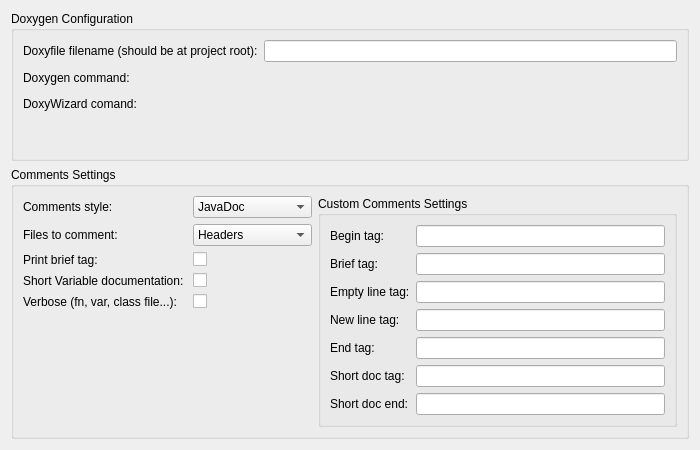
Old version of the form doxygensettingswidget.ui in the repository fpoussin/qtcreator-doxygen.
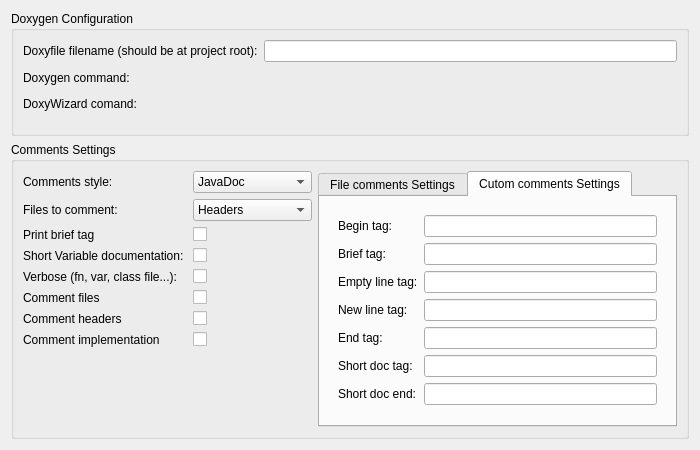
New version of the form. The open tabs and pages were chosen to show the change. Custom widgets are drawn as their Qt base class.

Commit message: Added ability to add a generic comment to the top of file.

```diff
--- a/doxygensettingswidget.ui
+++ b/doxygensettingswidget.ui
@@ -185,7 +185,7 @@
         <item row="2" column="0">
          <widget class="QLabel" name="label_printBriefTag">
           <property name="text">
-           <string>Print brief tag:</string>
+           <string>Print brief tag</string>
           </property>
          </widget>
         </item>
@@ -196,45 +196,101 @@
           </property>
          </widget>
         </item>
-        <item row="3" column="0">
+        <item row="6" column="0">
          <widget class="QLabel" name="label_shortVariableDoc">
           <property name="text">
            <string>Short Variable documentation: </string>
           </property>
          </widget>
         </item>
-        <item row="3" column="1">
+        <item row="6" column="1">
          <widget class="QCheckBox" name="shortVariableDoc">
           <property name="text">
            <string/>
           </property>
          </widget>
         </item>
-        <item row="4" column="0">
+        <item row="7" column="0">
          <widget class="QLabel" name="label_verbosePrinting">
           <property name="text">
            <string>Verbose (fn, var, class file...): </string>
           </property>
          </widget>
         </item>
-        <item row="4" column="1">
+        <item row="7" column="1">
          <widget class="QCheckBox" name="verbosePrinting">
           <property name="text">
            <string/>
           </property>
          </widget>
         </item>
+        <item row="8" column="0">
+         <widget class="QLabel" name="label_filecomment">
+          <property name="text">
+           <string>Comment files</string>
+          </property>
+         </widget>
+        </item>
+        <item row="8" column="1">
+         <widget class="QCheckBox" name="fileComments">
+          <property name="text">
+           <string/>
+          </property>
+         </widget>
+        </item>
+        <item row="9" column="0">
+         <widget class="QLabel" name="label_filecommentHeaders">
+          <property name="text">
+           <string>Comment headers</string>
+          </property>
+         </widget>
+        </item>
+        <item row="9" column="1">
+         <widget class="QCheckBox" name="commentHeaderFiles">
+          <property name="text">
+           <string/>
+          </property>
+         </widget>
+        </item>
+        <item row="10" column="0">
+         <widget class="QLabel" name="label_filecommentImpl">
+          <property name="text">
+           <string>Comment implementation</string>
+          </property>
+         </widget>
+        </item>
+        <item row="10" column="1">
+         <widget class="QCheckBox" name="commentImplementationFiles">
+          <property name="text">
+           <string/>
+          </property>
+         </widget>
+        </item>
        </layout>
       </item>
       <item>
-       <widget class="QGroupBox" name="customCommentsGroupBox">
-        <property name="title">
-         <string>Custom Comments Settings</string>
+       <widget class="QTabWidget" name="tabCustomSettings">
+        <property name="currentIndex">
+         <number>0</number>
         </property>
-        <layout class="QFormLayout" name="customCommentsLayout">
-         <property name="fieldGrowthPolicy">
-          <enum>QFormLayout::ExpandingFieldsGrow</enum>
-         </property>
+        <widget class="QWidget" name="fileCommentSettings">
+         <attribute name="title">
+          <string>File comments Settings</string>
+         </attribute>
+         <layout class="QHBoxLayout" name="horizontalLayout_2">
+          <item>
+           <widget class="QPlainTextEdit" name="fileCommentText"/>
+          </item>
+         </layout>
+        </widget>
+        <widget class="QWidget" name="tabCustomComments">
+         <attribute name="title">
+          <string>Cutom comments Settings</string>
+         </attribute>
+         <layout class="QHBoxLayout" name="horizontalLayout">
+          <item>
+           <widget class="QFrame" name="customCommentsSettings">
+            <layout class="QFormLayout" name="formLayout">
          <item row="0" column="0">
           <widget class="QLabel" name="label_beginTag">
            <property name="text">
@@ -355,6 +411,10 @@
           </widget>
          </item>
         </layout>
+           </widget>
+          </item>
+         </layout>
+        </widget>
        </widget>
       </item>
      </layout>
```
Lines whose indentation alone changed are shown as unchanged. The commit also changes 6 other files.
